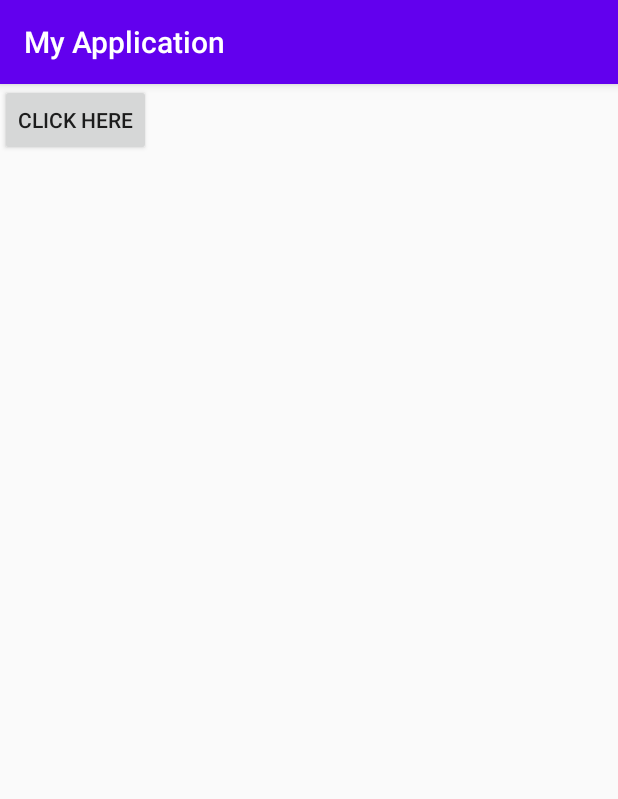
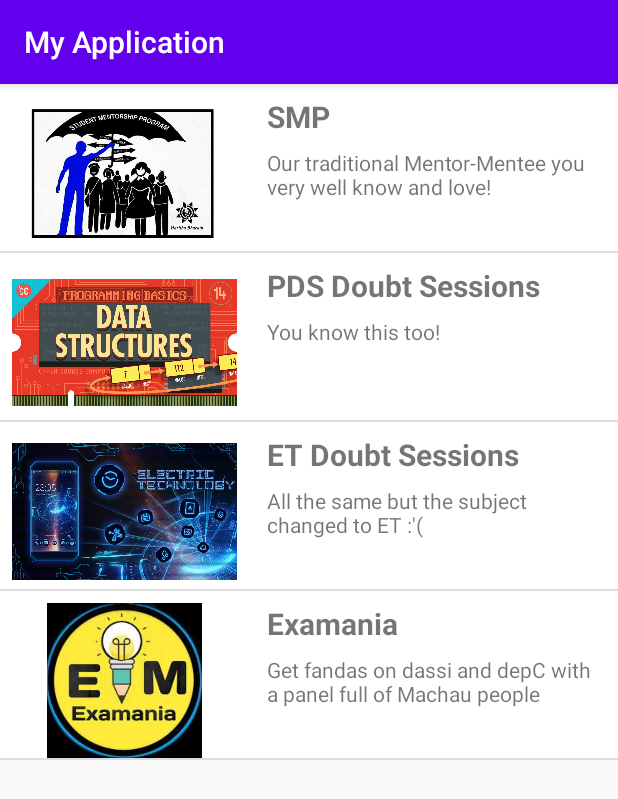
Before and after one commit to vedu2254/SWG_Task1_New, an Android app: the screen it shows after launch (OurActivity), on a phone screen of 412 x 824 dp. Shown: the top 799 px of the screen. Run offline under Robolectric (Android 15) with nearby library versions, the phone set to English and light mode, and no system bars.

Commit message:
added list view having custom card view for SWG events in the launch activity.

```diff
--- /dev/null
+++ b/app/src/main/java/com/example/myapplication/MyAdapter.java
@@ -0,0 +1,52 @@
+package com.example.myapplication;
+
+
+
+import android.content.Context;
+import android.view.LayoutInflater;
+import android.view.View;
+import android.view.ViewGroup;
+import android.widget.ArrayAdapter;
+import android.widget.ImageView;
+import android.widget.TextView;
+
+import androidx.annotation.NonNull;
+import androidx.annotation.Nullable;
+
+import java.util.List;
+
+public class MyAdapter extends ArrayAdapter {
+
+    List<String> listTitle;
+    List<String> listDescription;
+
+    List<Integer> imageList;
+    Context context;
+
+
+    public MyAdapter(@NonNull Context context, List<String> title, List<Integer> image, List<String> description) {
+        super(context, R.layout.items, title);
+
+        this.listTitle=title;
+        this.imageList=image;
+        this.listDescription=description;
+        this.context=context;
+    }
+
+    @NonNull
+    @Override
+    public View getView(int position, @Nullable View convertView, @NonNull ViewGroup parent) {
+        View view= LayoutInflater.from(context).inflate(R.layout.items,parent,false);
+        ImageView imageView=view.findViewById(R.id.imageView);
+        TextView textView=view.findViewById(R.id.textView);
+        TextView textView2=view.findViewById(R.id.textView2);
+
+        textView.setText(listTitle.get(position));
+        textView2.setText(listDescription.get(position));
+
+        imageView.setImageResource(imageList.get(position));
+
+        return view;
+
+    }
+}
--- a/app/src/main/java/com/example/myapplication/OurActivity.java
+++ b/app/src/main/java/com/example/myapplication/OurActivity.java
@@ -5,14 +5,56 @@ import androidx.appcompat.app.AppCompatActivity;
 import android.content.Intent;
 import android.os.Bundle;
 import android.view.View;
+import android.widget.ListView;
+
+import java.util.ArrayList;
+import java.util.List;
 
 public class OurActivity extends AppCompatActivity {
+
+    ListView listView;
 
     @Override
     protected void onCreate(Bundle savedInstanceState) {
         super.onCreate(savedInstanceState);
         setContentView(R.layout.activity_our);
+
+        listView=findViewById(R.id.listView);
+
+        List<String> description=new ArrayList<>();
+        List<String> title=new ArrayList<>();
+        List<Integer> image=new ArrayList<>();
+
+        title.add("SMP");
+        title.add("PDS Doubt Sessions");
+        title.add("ET Doubt Sessions");
+        title.add("Examania");
+
+        description.add("Our traditional Mentor-Mentee you very well know and love!");
+        description.add("You know this too!");
+        description.add("All the same but the subject changed to ET :'(");
+        description.add("Get fandas on dassi and depC with a panel full of Machau people");
+
+
+        image.add(R.drawable.smp);
+        image.add(R.drawable.pds);
+        image.add(R.drawable.et);
+        image.add(R.drawable.examania);
+
+        MyAdapter myAdapter=new MyAdapter(this, title, image, description);
+
+        listView.setAdapter(myAdapter);
     }
+
+
+
+//    @Override
+//    protected void onCreate(Bundle savedInstanceState) {
+//        super.onCreate(savedInstanceState);
+//        setContentView(R.layout.activity_our);
+//    }
+
+
 
     public void openMainTabbedActivity(View view) {
 
--- a/app/src/main/res/layout/activity_our.xml
+++ b/app/src/main/res/layout/activity_our.xml
@@ -1,17 +1,50 @@
 <?xml version="1.0" encoding="utf-8"?>
-<androidx.constraintlayout.widget.ConstraintLayout xmlns:android="http://schemas.android.com/apk/res/android"
+<LinearLayout xmlns:android="http://schemas.android.com/apk/res/android"
     xmlns:app="http://schemas.android.com/apk/res-auto"
     xmlns:tools="http://schemas.android.com/tools"
     android:layout_width="match_parent"
     android:layout_height="match_parent"
-    tools:context=".OurActivity">
+    tools:context=".MainActivity">
 
-    <Button
-        android:id="@+id/button"
-        android:layout_width="wrap_content"
-        android:layout_height="wrap_content"
-        android:onClick="openMainTabbedActivity"
-        android:text="click here"
-        tools:layout_editor_absoluteX="111dp"
-        tools:layout_editor_absoluteY="197dp" />
-</androidx.constraintlayout.widget.ConstraintLayout>
+<!--        <Button-->
+<!--            android:id="@+id/button"-->
+<!--            android:layout_width="wrap_content"-->
+<!--            android:layout_height="wrap_content"-->
+<!--            android:onClick="openMainTabbedActivity"-->
+<!--            android:text="click here"-->
+<!--            tools:layout_editor_absoluteX="111dp"-->
+<!--            tools:layout_editor_absoluteY="197dp" />-->
+
+
+
+    <ListView
+        android:layout_width="match_parent"
+        android:layout_height="match_parent"
+        android:id="@+id/listView"/>
+
+</LinearLayout>
+    <!--<?xml version="1.0" encoding="utf-8"?>-->
+<!--<androidx.constraintlayout.widget.ConstraintLayout xmlns:android="http://schemas.android.com/apk/res/android"-->
+<!--    xmlns:app="http://schemas.android.com/apk/res-auto"-->
+<!--    xmlns:tools="http://schemas.android.com/tools"-->
+<!--    android:layout_width="match_parent"-->
+<!--    android:layout_height="match_parent"-->
+<!--    tools:context=".OurActivity">-->
+<!---->
+<!--    <Button-->
+<!--        android:id="@+id/button"-->
+<!--        android:layout_width="wrap_content"-->
+<!--        android:layout_height="wrap_content"-->
+<!--        android:onClick="openMainTabbedActivity"-->
+<!--        android:text="click here"-->
+<!--        tools:layout_editor_absoluteX="111dp"-->
+<!--        tools:layout_editor_absoluteY="197dp" />-->
+<!---->
+<!---->
+<!--    <ListView-->
+<!--        android:layout_width="match_parent"-->
+<!--        android:layout_height="match_parent"-->
+<!--        android:id="@+id/listView"/>-->
+<!---->
+<!--</androidx.constraintlayout.widget.ConstraintLayout>-->
+<!---->
--- /dev/null
+++ b/app/src/main/res/layout/items.xml
@@ -0,0 +1,102 @@
+<?xml version="1.0" encoding="utf-8"?>
+<androidx.constraintlayout.widget.ConstraintLayout xmlns:android="http://schemas.android.com/apk/res/android"
+    xmlns:app="http://schemas.android.com/apk/res-auto"
+    xmlns:tools="http://schemas.android.com/tools"
+    android:id="@+id/linearLayout"
+    android:layout_width="match_parent"
+    android:layout_height="match_parent"
+    android:background="#FFFFFF"
+    android:onClick="openMainTabbedActivity">
+
+
+    <androidx.cardview.widget.CardView
+
+        android:id="@+id/cardView"
+        android:layout_width="0dp"
+
+        android:layout_height="100dp"
+        android:layout_marginStart="8dp"
+        android:layout_marginLeft="8dp"
+        android:layout_marginTop="8dp"
+        android:layout_marginEnd="8dp"
+        android:layout_marginRight="8dp"
+        android:visibility="invisible"
+        app:cardCornerRadius="8dp"
+        app:cardElevation="8dp"
+        app:layout_constraintEnd_toEndOf="parent"
+        app:layout_constraintStart_toStartOf="parent"
+        app:layout_constraintTop_toTopOf="parent">
+
+
+        <!--        <ImageView-->
+        <!--            android:id="@+id/imageView"-->
+        <!--            android:layout_width="wrap_content"-->
+        <!--            android:layout_height="wrap_content"-->
+        <!--            android:contentDescription="sdhsah ushuic "-->
+        <!--            android:visibility="visible" />-->
+
+        <!--        <ImageView-->
+        <!--            android:id="@+id/imageView"-->
+        <!--            android:layout_width="169dp"-->
+        <!--            android:layout_height="match_parent"-->
+        <!--            android:cropToPadding="true"-->
+        <!--            app:srcCompat="@drawable/et" />-->
+
+
+        <!--    <Button>-->
+        <!--        android:id="@+id/createBirthdayButton"-->
+        <!--        android:layout_width="wrap_content"-->
+        <!--        android:layout_height="wrap_content"-->
+        <!--        android:layout_marginTop="60dp"-->
+        <!--&lt;!&ndash;        android:text="@string/create_birthday_card"&ndash;&gt;-->
+        <!--&lt;!&ndash;        app:layout_constraintEnd_toEndOf="parent"&ndash;&gt;-->
+        <!--&lt;!&ndash;        app:layout_constraintStart_toStartOf="parent"&ndash;&gt;-->
+        <!--&lt;!&ndash;        android:textAllCaps="false"&ndash;&gt;-->
+        <!--&lt;!&ndash;        android:padding="30dp"&ndash;&gt;-->
+
+        <!--        android:onClick="createBirthdayCard"-->
+        <!--&lt;!&ndash;        app:layout_constraintTop_toBottomOf="@+id/nameInput" &ndash;&gt;-->
+        <!--    </Button>-->
+
+
+    </androidx.cardview.widget.CardView>
+
+    <TextView
+        android:id="@+id/textView"
+        android:layout_width="wrap_content"
+        android:layout_height="wrap_content"
+        android:layout_marginStart="20dp"
+        android:layout_marginLeft="20dp"
+        android:text="@string/demo_text"
+        android:textSize="20sp"
+        android:textStyle="bold"
+        app:layout_constraintStart_toEndOf="@+id/imageView"
+        app:layout_constraintTop_toTopOf="@+id/imageView" />
+
+    <ImageView
+        android:id="@+id/imageView"
+        android:layout_width="150dp"
+        android:layout_height="103dp"
+        app:layout_constraintBottom_toBottomOf="@+id/cardView"
+        app:layout_constraintStart_toStartOf="@+id/cardView"
+        app:layout_constraintTop_toTopOf="@+id/cardView"
+        app:layout_constraintVertical_bias="0.0"
+        app:srcCompat="@drawable/et" />
+
+    <TextView
+        android:id="@+id/textView2"
+        android:layout_width="0dp"
+        android:layout_height="46dp"
+        android:layout_marginStart="20dp"
+        android:layout_marginLeft="20dp"
+        android:layout_marginTop="7dp"
+        android:ems="10"
+        android:gravity="start|top"
+        android:inputType="none"
+        android:text="@string/description_will_showup_here"
+        app:flow_horizontalAlign="start"
+        app:layout_constraintEnd_toEndOf="@+id/cardView"
+        app:layout_constraintStart_toEndOf="@+id/imageView"
+        app:layout_constraintTop_toBottomOf="@+id/textView" />
+
+</androidx.constraintlayout.widget.ConstraintLayout>
--- a/app/src/main/res/values/strings.xml
+++ b/app/src/main/res/values/strings.xml
@@ -2,4 +2,8 @@
     <string name="app_name">My Application</string>
     <string name="tab_text_1">Study Materials</string>
     <string name="tab_text_2">Syllabus</string>
+
+
+    <string name="demo_text">demo Text</string>
+    <string name="description_will_showup_here">Description will showup here</string>
 </resources>
```
Also changed, not shown: app/src/main/res/drawable-v24/et.jpg (added), app/src/main/res/drawable-v24/examania.jpg (added), app/src/main/res/drawable-v24/pds.jpg (added), app/src/main/res/drawable-v24/smp.jpg (added).
